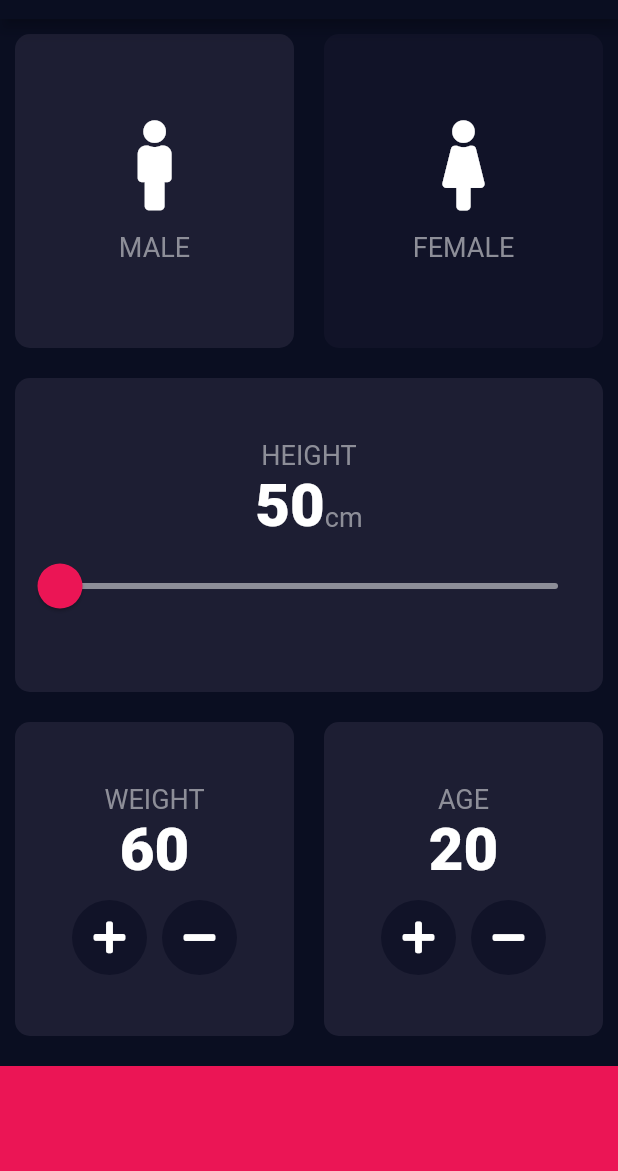
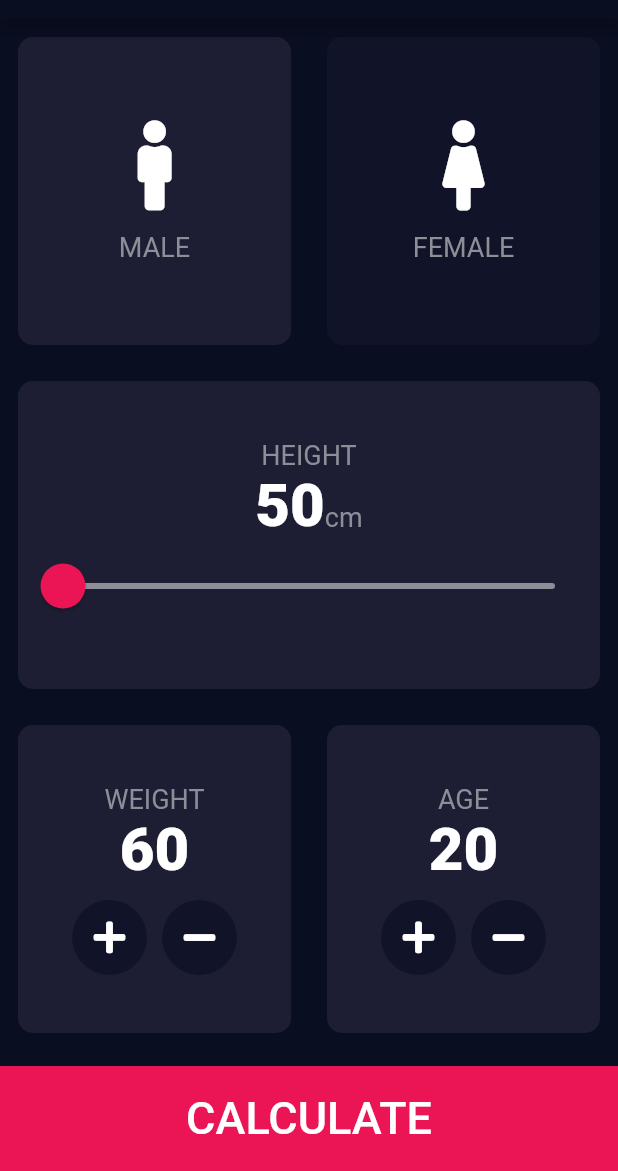
Before and after one commit to ishvar99/flutter_bmi_calculator, a Flutter app: the screen it shows after launch, on a phone screen of 412 x 824 dp, the part 65-1236 px from its top. Run offline on Flutter 3.47's test engine with Material 2 defaults, Android fonts, the phone set to English and light mode, and no system bars; our stand-ins replace font_awesome_flutter.

Commit message:
created a results screen and linked all the screens

```diff
--- a/lib/screens/home.dart
+++ b/lib/screens/home.dart
@@ -1,9 +1,13 @@
+import 'package:bmicalculator/widgets/calculate_button.dart';
+
+import '../screens/result.dart';
 import '../widgets/myData.dart';
 import 'package:flutter/material.dart';
 import '../widgets/myCard.dart';
 import '../widgets/iconContent.dart';
 import 'package:font_awesome_flutter/font_awesome_flutter.dart';
 import '../constants.dart';
+
 enum Gender { male, female }
 
 class Home extends StatefulWidget {
@@ -129,12 +133,15 @@ class _HomeState extends State<Home> {
               ],
             ),
           ),
-          Container(
-            color: kBottomContainerColor,
-            margin: EdgeInsets.only(top: 10.0),
-            width: double.infinity,
-            height: kBottomContainerHeight,
-          )
+          CalculateButton(
+            label: 'CALCULATE',
+            pressed: () => Navigator.push(
+              context,
+              MaterialPageRoute(
+                builder: (context) => Result(),
+              ),
+            ),
+          ),
         ],
       ),
     );
--- /dev/null
+++ b/lib/widgets/calculate_button.dart
@@ -0,0 +1,30 @@
+import 'package:flutter/material.dart';
+import '../constants.dart';
+import '../screens/result.dart';
+
+class CalculateButton extends StatelessWidget {
+  final String label;
+  final Function pressed;
+  CalculateButton({this.label, this.pressed});
+  @override
+  Widget build(BuildContext context) {
+    return GestureDetector(
+      onTap: () => pressed(),
+      child: Container(
+        child: Center(
+          child: Text(
+            label,
+            style: Theme.of(context)
+                .textTheme
+                .display2
+                .copyWith(fontWeight: FontWeight.w500, fontSize: 30),
+          ),
+        ),
+        color: kBottomContainerColor,
+        margin: EdgeInsets.only(top: 10.0),
+        width: double.infinity,
+        height: kBottomContainerHeight,
+      ),
+    );
+  }
+}
--- a/lib/widgets/button.dart
+++ b/lib/widgets/control_button.dart
@@ -3,10 +3,10 @@ import 'package:flutter/material.dart';
 import 'package:font_awesome_flutter/font_awesome_flutter.dart';
 import 'package:provider/provider.dart';
 import '../constants.dart';
-class Button extends StatelessWidget {
+class ControlButton extends StatelessWidget {
   final IconData icon;
   final String type;
-  Button({this.icon,this.type});
+  ControlButton({this.icon,this.type});
   @override
   Widget build(BuildContext context) {
     final attributes=Provider.of<Attributes>(context);
--- a/lib/widgets/myCard.dart
+++ b/lib/widgets/myCard.dart
@@ -1,21 +1,19 @@
 import 'package:flutter/material.dart';
+
 class myCard extends StatelessWidget {
   final Color color;
   final Widget cardChild;
   final Function tapped;
-  myCard({this.color,this.cardChild,this.tapped});
+  myCard({this.color, this.cardChild, this.tapped});
   @override
   Widget build(BuildContext context) {
     return GestureDetector(
       onTap: tapped,
       child: Container(
-        child: cardChild,
+          child: cardChild,
           decoration: BoxDecoration(
-              borderRadius: BorderRadius.circular(10.0),
-              color: color
-          ),
-          margin: EdgeInsets.all(10.0)
-      ),
+              borderRadius: BorderRadius.circular(10.0), color: color),
+          margin: EdgeInsets.all(12.0)),
     );
   }
 }
--- a/lib/widgets/myData.dart
+++ b/lib/widgets/myData.dart
@@ -2,7 +2,7 @@ import 'package:flutter/material.dart';
 import 'package:font_awesome_flutter/font_awesome_flutter.dart';
 import 'package:provider/provider.dart';
 import '../providers/attributes.dart';
-import 'button.dart';
+import 'control_button.dart';
 class MyData extends StatelessWidget {
   final String label;
 
@@ -25,9 +25,9 @@ class MyData extends StatelessWidget {
           Row(
             mainAxisAlignment: MainAxisAlignment.center,
             children: <Widget>[
-                Button(icon:FontAwesomeIcons.plus,type:label),
+                ControlButton(icon:FontAwesomeIcons.plus,type:label),
                 SizedBox(width: 10.0,),
-                Button(icon: FontAwesomeIcons.minus,type:label)
+                ControlButton(icon: FontAwesomeIcons.minus,type:label)
             ],
           )
         ],
```
Also changed, not shown: lib/screens/result.dart (added, +63 -0 lines).
